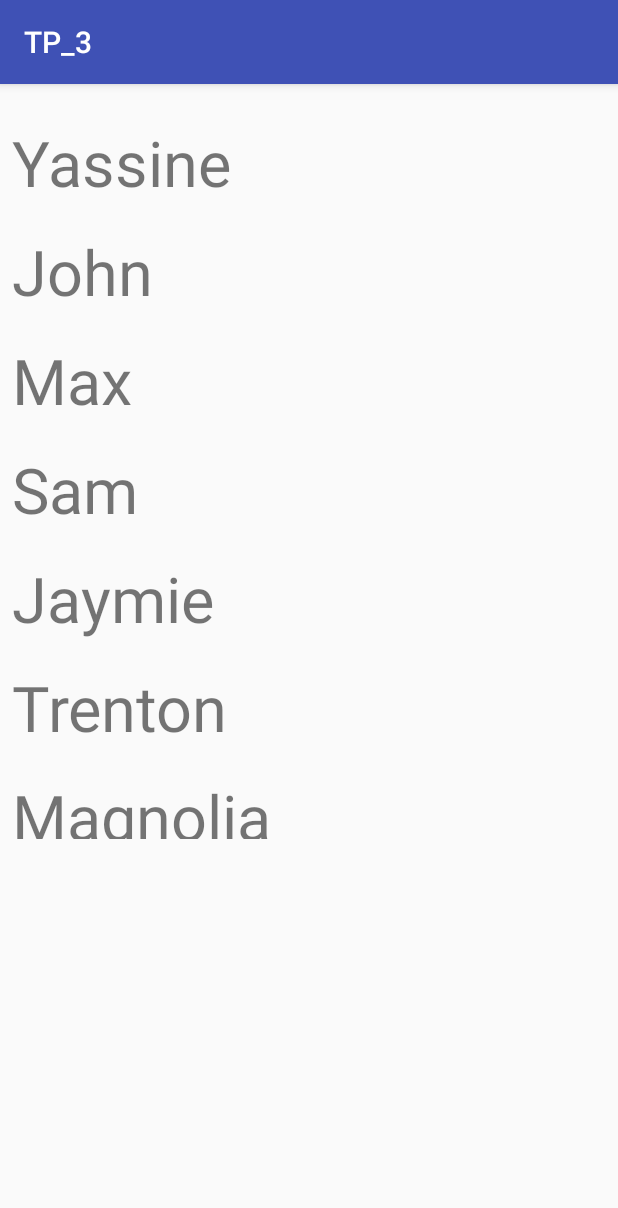
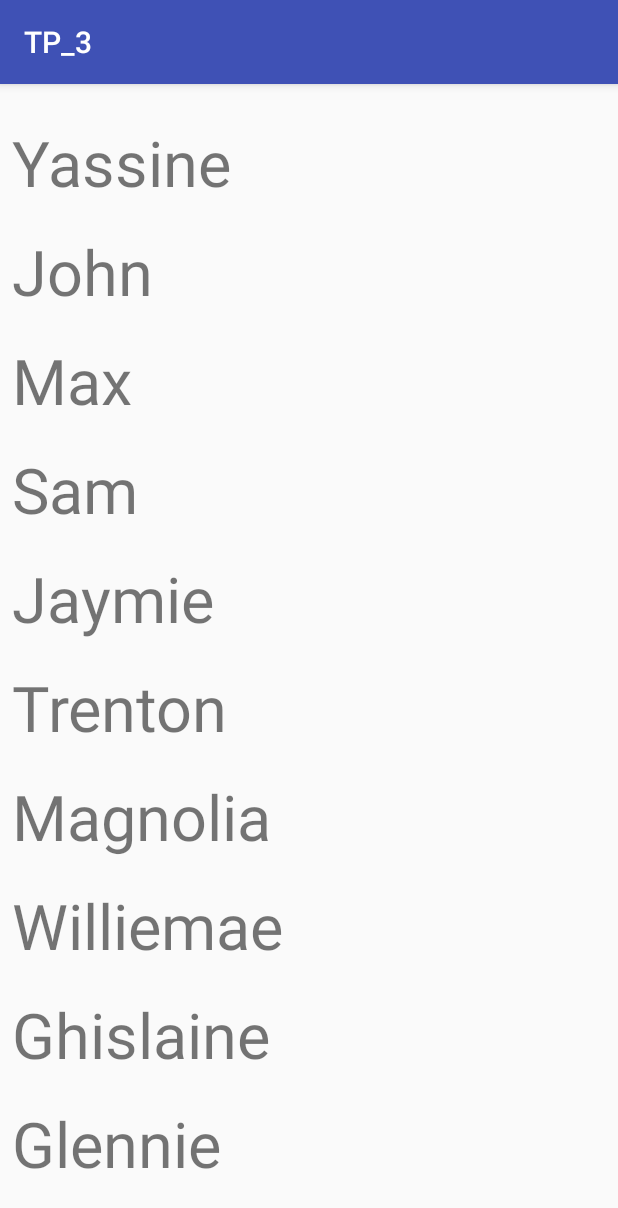
Before and after one commit to cheqriyass/TP3, an Android app: the recyclerTest screen opened directly, with no data from a screen before it, on a phone screen of 412 x 824 dp. Shown: the top 1208 px of the screen. Run offline under Robolectric (Android 15) with nearby library versions, the phone set to English and light mode, and no system bars.

Commit message:
added recyclerView

```diff
--- a/app/src/main/res/layout/activity_recycler_test.xml
+++ b/app/src/main/res/layout/activity_recycler_test.xml
@@ -1,20 +1,24 @@
 <?xml version="1.0" encoding="utf-8"?>
-<android.support.constraint.ConstraintLayout xmlns:android="http://schemas.android.com/apk/res/android"
+<LinearLayout
+    xmlns:android="http://schemas.android.com/apk/res/android"
     xmlns:app="http://schemas.android.com/apk/res-auto"
     xmlns:tools="http://schemas.android.com/tools"
     android:layout_width="match_parent"
     android:layout_height="match_parent"
-    tools:context="com.example.yassine.tp3.recyclerTest">
+    tools:context="com.example.yassine.tp3.recyclerTest"
+    android:orientation="horizontal"
+    tools:layout_editor_absoluteY="8dp"
+    tools:layout_editor_absoluteX="8dp">
 
     <android.support.v7.widget.RecyclerView
         android:id="@+id/namesRecycler"
-        android:layout_width="368dp"
-        android:layout_height="495dp"
-        app:layout_constraintTop_toTopOf="parent"
+        android:layout_width="match_parent"
+        android:layout_height="match_parent"
+        android:layout_marginLeft="8dp"
+        android:layout_marginStart="8dp"
         android:layout_marginTop="8dp"
-        android:layout_marginLeft="8dp"
-        app:layout_constraintLeft_toLeftOf="parent">
+        app:layout_constraintLeft_toLeftOf="parent"
+        app:layout_constraintTop_toTopOf="parent">
 
     </android.support.v7.widget.RecyclerView>
-
-</android.support.constraint.ConstraintLayout>
+</LinearLayout>
```
